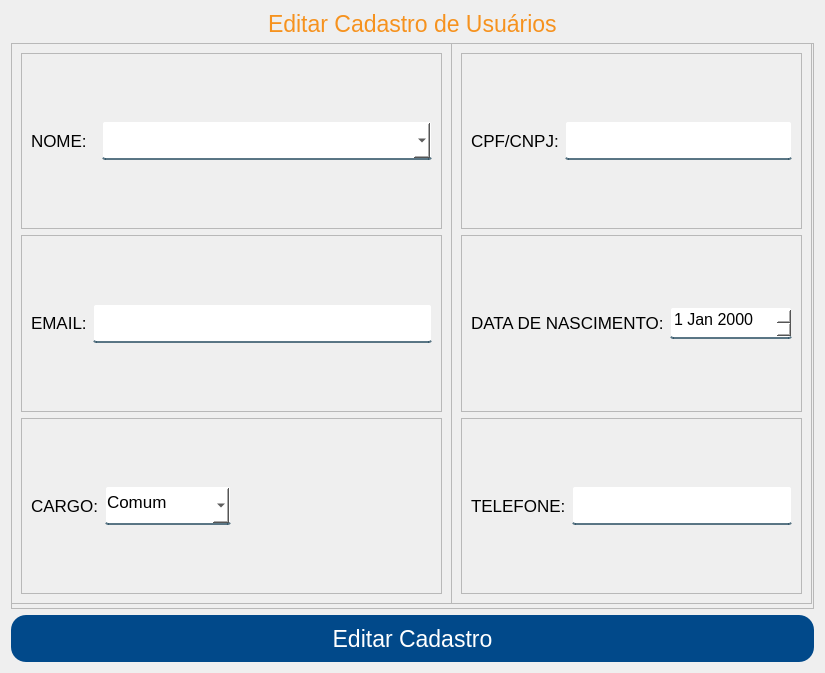
Before: the Qt Designer form App/view/ui/editarPessoa.ui in Senac-SOR-ADS/Mapa-de-Sala, drawn with Qt 5.
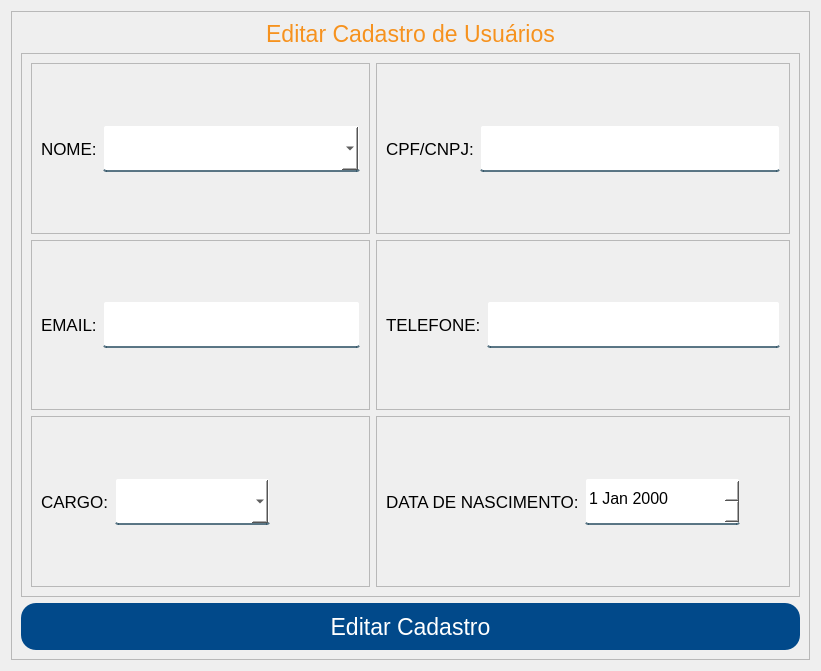
After: the same form once the commit is applied.

Commit message:
Novas telas
refazendo as telas de cadastro e editar pessoas para melhor layout e responsividade

```diff
--- a/App/view/ui/editarPessoa.ui
+++ b/App/view/ui/editarPessoa.ui
@@ -42,7 +42,22 @@
 }</string>
   </property>
   <layout class="QVBoxLayout" name="verticalLayout">
-   <item alignment="Qt::AlignHCenter|Qt::AlignBottom">
+   <item>
+    <widget class="QFrame" name="frame">
+     <property name="sizePolicy">
+      <sizepolicy hsizetype="Preferred" vsizetype="Expanding">
+       <horstretch>0</horstretch>
+       <verstretch>0</verstretch>
+      </sizepolicy>
+     </property>
+     <property name="frameShape">
+      <enum>QFrame::StyledPanel</enum>
+     </property>
+     <property name="frameShadow">
+      <enum>QFrame::Raised</enum>
+     </property>
+     <layout class="QVBoxLayout" name="verticalLayout_2">
+      <item>
     <widget class="QLabel" name="titulo">
      <property name="font">
       <font>
@@ -52,46 +67,34 @@
      <property name="text">
       <string>Editar Cadastro de Usuários</string>
      </property>
-    </widget>
-   </item>
-   <item alignment="Qt::AlignHCenter">
-    <widget class="QFrame" name="frame">
+        <property name="alignment">
+         <set>Qt::AlignCenter</set>
+        </property>
+       </widget>
+      </item>
+      <item>
+       <widget class="QFrame" name="frame_8">
      <property name="sizePolicy">
       <sizepolicy hsizetype="Preferred" vsizetype="Expanding">
        <horstretch>0</horstretch>
        <verstretch>0</verstretch>
       </sizepolicy>
      </property>
-     <property name="minimumSize">
-      <size>
-       <width>803</width>
-       <height>566</height>
-      </size>
-     </property>
      <property name="frameShape">
       <enum>QFrame::StyledPanel</enum>
      </property>
      <property name="frameShadow">
       <enum>QFrame::Raised</enum>
      </property>
+        <layout class="QGridLayout" name="gridLayout">
+         <item row="0" column="0">
      <widget class="QFrame" name="frame_2">
-      <property name="geometry">
-       <rect>
-        <x>0</x>
-        <y>0</y>
-        <width>441</width>
-        <height>561</height>
-       </rect>
-      </property>
-      <property name="frameShape">
-       <enum>QFrame::StyledPanel</enum>
-      </property>
-      <property name="frameShadow">
-       <enum>QFrame::Raised</enum>
-      </property>
-      <layout class="QVBoxLayout" name="verticalLayout_2">
-       <item>
-        <widget class="QFrame" name="frame_3">
+           <property name="sizePolicy">
+            <sizepolicy hsizetype="Preferred" vsizetype="Expanding">
+             <horstretch>0</horstretch>
+             <verstretch>0</verstretch>
+            </sizepolicy>
+           </property>
          <property name="frameShape">
           <enum>QFrame::StyledPanel</enum>
          </property>
@@ -99,7 +102,7 @@
           <enum>QFrame::Raised</enum>
          </property>
          <layout class="QHBoxLayout" name="horizontalLayout">
-          <item alignment="Qt::AlignVCenter">
+            <item>
            <widget class="QLabel" name="label_2">
             <property name="font">
              <font>
@@ -113,30 +116,36 @@
           </item>
           <item>
            <widget class="QComboBox" name="nomePessoas">
+              <property name="sizePolicy">
+               <sizepolicy hsizetype="Expanding" vsizetype="Fixed">
+                <horstretch>0</horstretch>
+                <verstretch>0</verstretch>
+               </sizepolicy>
+              </property>
             <property name="minimumSize">
              <size>
-              <width>330</width>
-              <height>39</height>
+                <width>0</width>
+                <height>47</height>
              </size>
             </property>
             <property name="font">
              <font>
-              <pointsize>10</pointsize>
-             </font>
-            </property>
-            <property name="cursor">
-             <cursorShape>PointingHandCursor</cursorShape>
-            </property>
-            <property name="editable">
-             <bool>true</bool>
-            </property>
+                <pointsize>12</pointsize>
+               </font>
+              </property>
            </widget>
           </item>
          </layout>
         </widget>
        </item>
-       <item>
-        <widget class="QFrame" name="frame_4">
+         <item row="0" column="1">
+          <widget class="QFrame" name="frame_3">
+           <property name="sizePolicy">
+            <sizepolicy hsizetype="Preferred" vsizetype="Expanding">
+             <horstretch>0</horstretch>
+             <verstretch>0</verstretch>
+            </sizepolicy>
+           </property>
          <property name="frameShape">
           <enum>QFrame::StyledPanel</enum>
          </property>
@@ -144,7 +153,52 @@
           <enum>QFrame::Raised</enum>
          </property>
          <layout class="QHBoxLayout" name="horizontalLayout_2">
-          <item alignment="Qt::AlignVCenter">
+            <item>
+             <widget class="QLabel" name="label_3">
+              <property name="font">
+               <font>
+                <pointsize>13</pointsize>
+               </font>
+              </property>
+              <property name="text">
+               <string>CPF/CNPJ:</string>
+              </property>
+             </widget>
+            </item>
+            <item>
+             <widget class="QLineEdit" name="cpfCnpj">
+              <property name="minimumSize">
+               <size>
+                <width>0</width>
+                <height>47</height>
+               </size>
+              </property>
+              <property name="font">
+               <font>
+                <pointsize>12</pointsize>
+               </font>
+              </property>
+             </widget>
+            </item>
+           </layout>
+          </widget>
+         </item>
+         <item row="1" column="0">
+          <widget class="QFrame" name="frame_4">
+           <property name="sizePolicy">
+            <sizepolicy hsizetype="Preferred" vsizetype="Expanding">
+             <horstretch>0</horstretch>
+             <verstretch>0</verstretch>
+            </sizepolicy>
+           </property>
+           <property name="frameShape">
+            <enum>QFrame::StyledPanel</enum>
+           </property>
+           <property name="frameShadow">
+            <enum>QFrame::Raised</enum>
+           </property>
+           <layout class="QHBoxLayout" name="horizontalLayout_4">
+            <item>
            <widget class="QLabel" name="label_4">
             <property name="font">
              <font>
@@ -160,13 +214,13 @@
            <widget class="QLineEdit" name="email">
             <property name="minimumSize">
              <size>
-              <width>330</width>
-              <height>39</height>
+                <width>0</width>
+                <height>47</height>
              </size>
             </property>
             <property name="font">
              <font>
-              <pointsize>10</pointsize>
+                <pointsize>12</pointsize>
              </font>
             </property>
            </widget>
@@ -174,8 +228,14 @@
          </layout>
         </widget>
        </item>
-       <item>
+         <item row="1" column="1">
         <widget class="QFrame" name="frame_5">
+           <property name="sizePolicy">
+            <sizepolicy hsizetype="Preferred" vsizetype="Expanding">
+             <horstretch>0</horstretch>
+             <verstretch>0</verstretch>
+            </sizepolicy>
+           </property>
          <property name="frameShape">
           <enum>QFrame::StyledPanel</enum>
          </property>
@@ -183,7 +243,58 @@
           <enum>QFrame::Raised</enum>
          </property>
          <layout class="QHBoxLayout" name="horizontalLayout_3">
-          <item alignment="Qt::AlignVCenter">
+            <item>
+             <widget class="QLabel" name="label_7">
+              <property name="font">
+               <font>
+                <pointsize>13</pointsize>
+               </font>
+              </property>
+              <property name="text">
+               <string>TELEFONE:</string>
+              </property>
+             </widget>
+            </item>
+            <item>
+             <widget class="QLineEdit" name="telefone">
+              <property name="sizePolicy">
+               <sizepolicy hsizetype="Expanding" vsizetype="Fixed">
+                <horstretch>0</horstretch>
+                <verstretch>0</verstretch>
+               </sizepolicy>
+              </property>
+              <property name="minimumSize">
+               <size>
+                <width>0</width>
+                <height>47</height>
+               </size>
+              </property>
+              <property name="font">
+               <font>
+                <pointsize>12</pointsize>
+               </font>
+              </property>
+             </widget>
+            </item>
+           </layout>
+          </widget>
+         </item>
+         <item row="2" column="0">
+          <widget class="QFrame" name="frame_6">
+           <property name="sizePolicy">
+            <sizepolicy hsizetype="Preferred" vsizetype="Expanding">
+             <horstretch>0</horstretch>
+             <verstretch>0</verstretch>
+            </sizepolicy>
+           </property>
+           <property name="frameShape">
+            <enum>QFrame::StyledPanel</enum>
+           </property>
+           <property name="frameShadow">
+            <enum>QFrame::Raised</enum>
+           </property>
+           <layout class="QHBoxLayout" name="horizontalLayout_5">
+            <item>
            <widget class="QLabel" name="label_5">
             <property name="font">
              <font>
@@ -197,23 +308,31 @@
           </item>
           <item>
            <widget class="QComboBox" name="cargo">
+              <property name="sizePolicy">
+               <sizepolicy hsizetype="Fixed" vsizetype="Fixed">
+                <horstretch>0</horstretch>
+                <verstretch>0</verstretch>
+               </sizepolicy>
+              </property>
             <property name="minimumSize">
              <size>
-              <width>0</width>
-              <height>39</height>
+                <width>155</width>
+                <height>47</height>
              </size>
             </property>
             <property name="font">
              <font>
-              <pointsize>13</pointsize>
+                <pointsize>12</pointsize>
              </font>
             </property>
             <property name="cursor">
              <cursorShape>PointingHandCursor</cursorShape>
             </property>
-            <property name="editable">
-             <bool>false</bool>
-            </property>
+              <item>
+               <property name="text">
+                <string/>
+               </property>
+              </item>
             <item>
              <property name="text">
               <string>Comum</string>
@@ -232,7 +351,7 @@
            </widget>
           </item>
           <item>
-           <spacer name="horizontalSpacer">
+             <spacer name="horizontalSpacer_2">
             <property name="orientation">
              <enum>Qt::Horizontal</enum>
             </property>
@@ -247,73 +366,22 @@
          </layout>
         </widget>
        </item>
-      </layout>
-     </widget>
-     <widget class="QFrame" name="frame_6">
-      <property name="geometry">
-       <rect>
-        <x>440</x>
-        <y>0</y>
-        <width>361</width>
-        <height>561</height>
-       </rect>
-      </property>
-      <property name="frameShape">
-       <enum>QFrame::StyledPanel</enum>
-      </property>
-      <property name="frameShadow">
-       <enum>QFrame::Raised</enum>
-      </property>
-      <layout class="QVBoxLayout" name="verticalLayout_3">
-       <item>
+         <item row="2" column="1">
         <widget class="QFrame" name="frame_7">
-         <property name="frameShape">
-          <enum>QFrame::StyledPanel</enum>
-         </property>
-         <property name="frameShadow">
-          <enum>QFrame::Raised</enum>
-         </property>
-         <layout class="QHBoxLayout" name="horizontalLayout_4">
-          <item alignment="Qt::AlignVCenter">
-           <widget class="QLabel" name="label_3">
-            <property name="font">
-             <font>
-              <pointsize>13</pointsize>
-             </font>
-            </property>
-            <property name="text">
-             <string>CPF/CNPJ:</string>
-            </property>
-           </widget>
-          </item>
-          <item>
-           <widget class="QLineEdit" name="cpfCnpj">
-            <property name="minimumSize">
-             <size>
-              <width>0</width>
-              <height>39</height>
-             </size>
-            </property>
-            <property name="font">
-             <font>
-              <pointsize>13</pointsize>
-             </font>
-            </property>
-           </widget>
-          </item>
-         </layout>
-        </widget>
-       </item>
-       <item>
-        <widget class="QFrame" name="frame_8">
+           <property name="sizePolicy">
+            <sizepolicy hsizetype="Preferred" vsizetype="Expanding">
+             <horstretch>0</horstretch>
+             <verstretch>0</verstretch>
+            </sizepolicy>
+           </property>
          <property name="frameShape">
           <enum>QFrame::StyledPanel</enum>
          </property>
          <property name="frameShadow">
           <enum>QFrame::Raised</enum>
          </property>
-         <layout class="QHBoxLayout" name="horizontalLayout_5">
-          <item alignment="Qt::AlignVCenter">
+           <layout class="QHBoxLayout" name="horizontalLayout_6">
+            <item>
            <widget class="QLabel" name="label_6">
             <property name="font">
              <font>
@@ -327,10 +395,16 @@
           </item>
           <item>
            <widget class="QDateEdit" name="dataDeNascimento">
+              <property name="sizePolicy">
+               <sizepolicy hsizetype="Fixed" vsizetype="Fixed">
+                <horstretch>0</horstretch>
+                <verstretch>0</verstretch>
+               </sizepolicy>
+              </property>
             <property name="minimumSize">
              <size>
-              <width>0</width>
-              <height>32</height>
+                <width>155</width>
+                <height>47</height>
              </size>
             </property>
             <property name="font">
@@ -341,55 +415,25 @@
             <property name="cursor">
              <cursorShape>PointingHandCursor</cursorShape>
             </property>
-            <property name="alignment">
-             <set>Qt::AlignBottom|Qt::AlignLeading|Qt::AlignLeft</set>
-            </property>
-           </widget>
-          </item>
-         </layout>
-        </widget>
-       </item>
+             </widget>
+            </item>
        <item>
-        <widget class="QFrame" name="frame_9">
-         <property name="frameShape">
-          <enum>QFrame::StyledPanel</enum>
-         </property>
-         <property name="frameShadow">
-          <enum>QFrame::Raised</enum>
-         </property>
-         <layout class="QHBoxLayout" name="horizontalLayout_6">
-          <item alignment="Qt::AlignVCenter">
-           <widget class="QLabel" name="label_7">
-            <property name="font">
-             <font>
-              <pointsize>13</pointsize>
-             </font>
-            </property>
-            <property name="text">
-             <string>TELEFONE:</string>
-            </property>
-           </widget>
-          </item>
-          <item>
-           <widget class="QLineEdit" name="telefone">
-            <property name="minimumSize">
+             <spacer name="horizontalSpacer">
+              <property name="orientation">
+               <enum>Qt::Horizontal</enum>
+              </property>
+              <property name="sizeHint" stdset="0">
              <size>
-              <width>0</width>
-              <height>39</height>
-             </size>
-            </property>
-            <property name="font">
-             <font>
-              <pointsize>13</pointsize>
-             </font>
-            </property>
-           </widget>
+                <width>40</width>
+                <height>20</height>
+               </size>
+              </property>
+             </spacer>
           </item>
          </layout>
         </widget>
        </item>
       </layout>
-     </widget>
     </widget>
    </item>
    <item>
@@ -415,14 +459,9 @@
    </item>
   </layout>
  </widget>
- <tabstops>
-  <tabstop>cpfCnpj</tabstop>
-  <tabstop>email</tabstop>
-  <tabstop>dataDeNascimento</tabstop>
-  <tabstop>cargo</tabstop>
-  <tabstop>telefone</tabstop>
-  <tabstop>btnEditar</tabstop>
- </tabstops>
+   </item>
+  </layout>
+ </widget>
  <resources/>
  <connections/>
 </ui>
```
Lines whose indentation alone changed are shown as unchanged. The commit also changes 1 other file.
